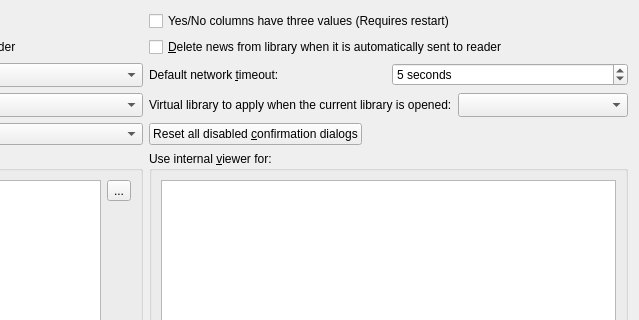
Old version of the form src/calibre/gui2/preferences/behavior.ui in the repository debian-calibre/calibre; both pictures show x 302 to 941 and y 0 to 320 of the 941 by 563 pixel window.
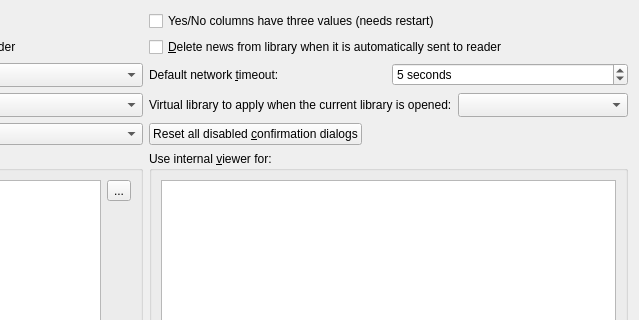
New version of the form. Icons and pictures are not drawn.

```diff
--- a/src/calibre/gui2/preferences/behavior.ui
+++ b/src/calibre/gui2/preferences/behavior.ui
@@ -28,7 +28,7 @@
 If not checked, the values can be Yes or No.</string>
      </property>
      <property name="text">
-      <string>Yes/No columns have three values (Requires restart)</string>
+      <string>Yes/No columns have three values (needs restart)</string>
      </property>
     </widget>
    </item>
```
